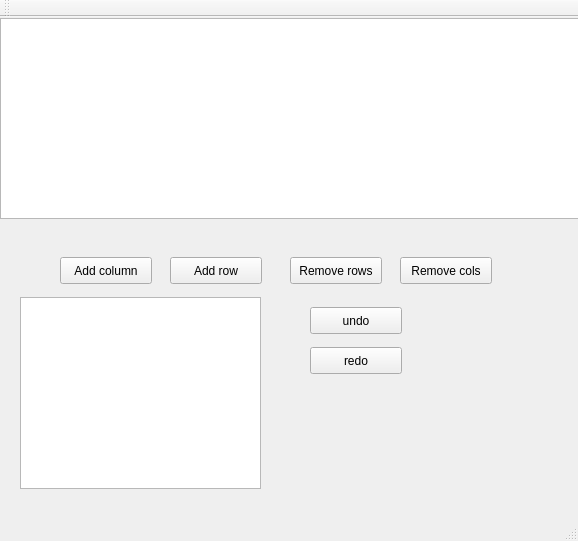
The window that mainwindow.ui (Glebka/TuringMachineEmulator) describes before a commit, drawn with Qt 5.
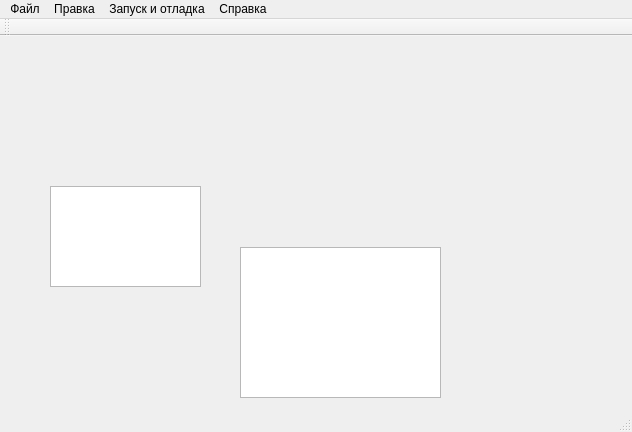
The same window after the commit. Icons and pictures are not drawn.

What changed in the file:
```diff
--- a/mainwindow.ui
+++ b/mainwindow.ui
@@ -6,8 +6,8 @@
    <rect>
     <x>0</x>
     <y>0</y>
-    <width>578</width>
-    <height>541</height>
+    <width>632</width>
+    <height>432</height>
    </rect>
   </property>
   <property name="windowTitle">
@@ -17,10 +17,10 @@
    <widget class="QTableView" name="tableView">
     <property name="geometry">
      <rect>
-      <x>0</x>
-      <y>1</y>
-      <width>581</width>
-      <height>201</height>
+      <x>50</x>
+      <y>150</y>
+      <width>151</width>
+      <height>101</height>
      </rect>
     </property>
     <property name="dragEnabled">
@@ -33,104 +33,99 @@
      <bool>false</bool>
     </property>
    </widget>
-   <widget class="QPushButton" name="pushButton">
-    <property name="geometry">
-     <rect>
-      <x>60</x>
-      <y>240</y>
-      <width>92</width>
-      <height>27</height>
-     </rect>
-    </property>
-    <property name="text">
-     <string>Add column</string>
-    </property>
-   </widget>
-   <widget class="QPushButton" name="pushButton_2">
-    <property name="geometry">
-     <rect>
-      <x>170</x>
-      <y>240</y>
-      <width>92</width>
-      <height>27</height>
-     </rect>
-    </property>
-    <property name="text">
-     <string>Add row</string>
-    </property>
-   </widget>
-   <widget class="QPushButton" name="pushButton_3">
-    <property name="geometry">
-     <rect>
-      <x>290</x>
-      <y>240</y>
-      <width>92</width>
-      <height>27</height>
-     </rect>
-    </property>
-    <property name="text">
-     <string>Remove rows</string>
-    </property>
-   </widget>
-   <widget class="QPushButton" name="pushButton_4">
-    <property name="geometry">
-     <rect>
-      <x>400</x>
-      <y>240</y>
-      <width>92</width>
-      <height>27</height>
-     </rect>
-    </property>
-    <property name="text">
-     <string>Remove cols</string>
-    </property>
-   </widget>
    <widget class="QTableView" name="tableView_2">
     <property name="geometry">
      <rect>
-      <x>20</x>
-      <y>280</y>
-      <width>241</width>
-      <height>192</height>
+      <x>240</x>
+      <y>211</y>
+      <width>201</width>
+      <height>151</height>
      </rect>
     </property>
    </widget>
-   <widget class="QPushButton" name="pushButton_5">
-    <property name="geometry">
-     <rect>
-      <x>310</x>
-      <y>290</y>
-      <width>92</width>
-      <height>27</height>
-     </rect>
-    </property>
-    <property name="text">
-     <string>undo</string>
-    </property>
-   </widget>
-   <widget class="QPushButton" name="pushButton_6">
-    <property name="geometry">
-     <rect>
-      <x>310</x>
-      <y>330</y>
-      <width>92</width>
-      <height>27</height>
-     </rect>
-    </property>
-    <property name="text">
-     <string>redo</string>
-    </property>
-   </widget>
   </widget>
   <widget class="QMenuBar" name="menuBar">
    <property name="geometry">
     <rect>
      <x>0</x>
      <y>0</y>
-     <width>578</width>
+     <width>632</width>
      <height>23</height>
     </rect>
    </property>
+   <widget class="QMenu" name="menuAfqk">
+    <property name="title">
+     <string>Файл</string>
+    </property>
+    <addaction name="createProject"/>
+    <addaction name="openProject"/>
+    <addaction name="recentProjects"/>
+    <addaction name="separator"/>
+    <addaction name="saveProject"/>
+    <addaction name="saveProjectAs"/>
+    <addaction name="separator"/>
+    <addaction name="closeProject"/>
+    <addaction name="separator"/>
+    <addaction name="quitProg"/>
+   </widget>
+   <widget class="QMenu" name="menu_3">
+    <property name="title">
+     <string>Запуск и отладка</string>
+    </property>
+    <addaction name="runMachine"/>
+    <addaction name="separator"/>
+    <addaction name="startDebug"/>
+    <addaction name="stopMachine"/>
+    <addaction name="separator"/>
+    <addaction name="nextState"/>
+   </widget>
+   <widget class="QMenu" name="menu_4">
+    <property name="title">
+     <string>Справка</string>
+    </property>
+    <addaction name="helpContents"/>
+    <addaction name="aboutProg"/>
+   </widget>
+   <widget class="QMenu" name="menu_5">
+    <property name="title">
+     <string>Правка</string>
+    </property>
+    <widget class="QMenu" name="menu_6">
+     <property name="title">
+      <string>Функциональная схема</string>
+     </property>
+     <addaction name="addColumn"/>
+     <addaction name="removeColumn"/>
+     <addaction name="separator"/>
+     <addaction name="addRow"/>
+     <addaction name="removeRow"/>
+     <addaction name="separator"/>
+     <addaction name="insertCommand"/>
+    </widget>
+    <widget class="QMenu" name="menu_7">
+     <property name="title">
+      <string>Лента</string>
+     </property>
+     <addaction name="action_46"/>
+     <addaction name="action_48"/>
+     <addaction name="separator"/>
+     <addaction name="action_51"/>
+     <addaction name="action_52"/>
+    </widget>
+    <addaction name="undoAction"/>
+    <addaction name="redoAction"/>
+    <addaction name="separator"/>
+    <addaction name="menu_6"/>
+    <addaction name="menu_7"/>
+    <addaction name="separator"/>
+    <addaction name="cutAction"/>
+    <addaction name="copyAction"/>
+    <addaction name="pasteAction"/>
+   </widget>
+   <addaction name="menuAfqk"/>
+   <addaction name="menu_5"/>
+   <addaction name="menu_3"/>
+   <addaction name="menu_4"/>
   </widget>
   <widget class="QToolBar" name="mainToolBar">
    <attribute name="toolBarArea">
```
Left out of the diff: 261 changed lines with no effect on the pictures.
